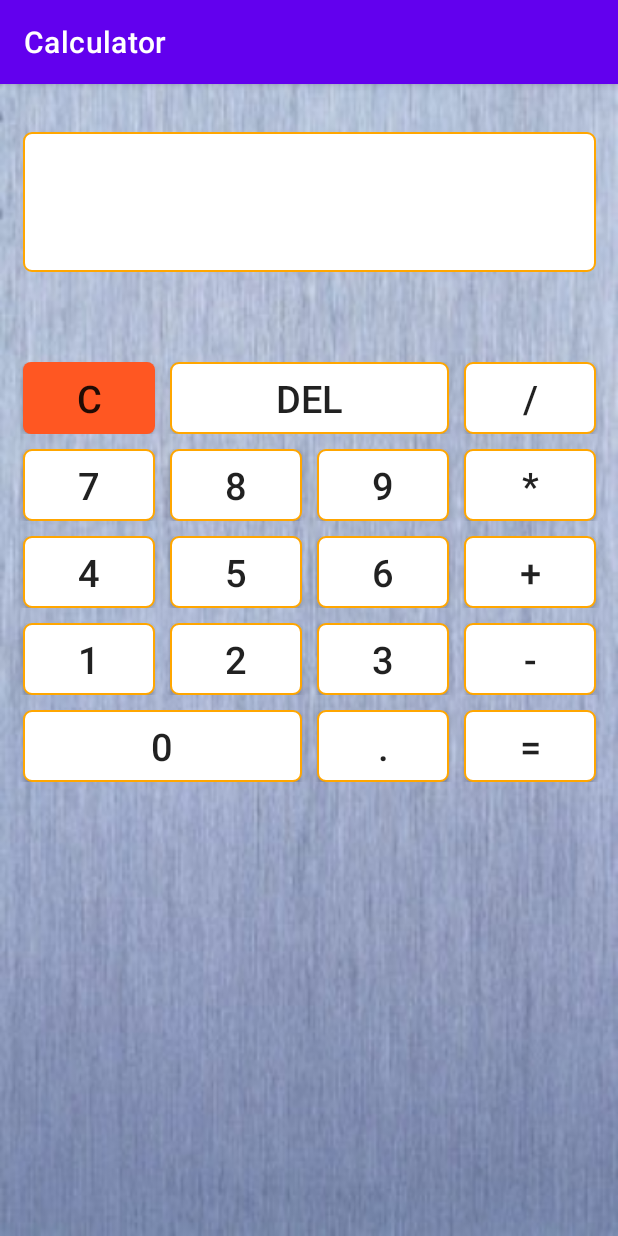
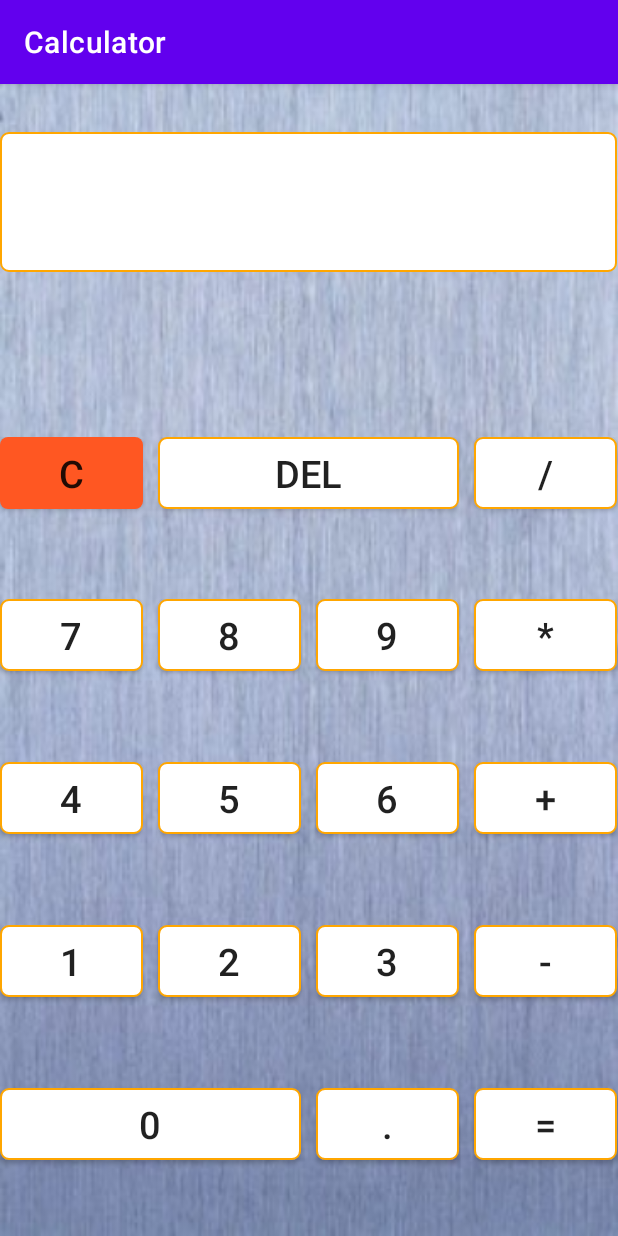
Before and after one commit to larinss/Calculator, an Android app: the screen it shows after launch (MainActivity), on a phone screen of 412 x 824 dp. Run offline under Robolectric (Android 15) with nearby library versions, the phone set to English and light mode, and no system bars.

Commit message:
fix margins

```diff
--- a/app/src/main/res/layout-land/activity_main.xml
+++ b/app/src/main/res/layout-land/activity_main.xml
@@ -16,7 +16,7 @@
             android:background="@drawable/white"
             android:gravity="bottom|end"
             android:singleLine="true"
-            android:textSize="50dp" />
+            android:textSize="50sp" />
     </TableRow>
 
 
--- a/app/src/main/res/layout/activity_main.xml
+++ b/app/src/main/res/layout/activity_main.xml
@@ -4,31 +4,29 @@
     android:layout_width="match_parent"
     android:layout_height="match_parent"
     android:background="@drawable/metal_texture"
+    android:stretchColumns="0,1,2,3"
     tools:context=".MainActivity">
 
     <TableRow
-        android:layout_marginStart="10dp"
         android:layout_marginTop="32dp"
-        android:layout_marginEnd="10dp">
+        android:layout_weight="1">
 
         <TextView
             android:id="@+id/calculator_screen_text_view"
-            android:layout_marginStart="5dp"
             android:layout_span="4"
             android:background="@drawable/white"
             android:gravity="bottom|end"
             android:singleLine="true"
             android:textSize="70sp" />
+
     </TableRow>
 
     <TableRow
-        android:layout_marginStart="10dp"
         android:layout_marginTop="60dp"
-        android:layout_marginEnd="10dp">
+        android:layout_weight="1">
 
         <androidx.appcompat.widget.AppCompatButton
             android:id="@+id/clean_button"
-            android:layout_marginStart="5dp"
             android:background="@drawable/orange"
             android:gravity="center"
             android:text="@string/c_button_title"
@@ -54,13 +52,11 @@
     </TableRow>
 
     <TableRow
-        android:layout_marginStart="10dp"
         android:layout_marginTop="10dp"
-        android:layout_marginEnd="10dp">
+        android:layout_weight="1">
 
         <androidx.appcompat.widget.AppCompatButton
             android:id="@+id/digit_seven_button"
-            android:layout_marginStart="5dp"
             android:background="@drawable/white"
             android:gravity="center"
             android:text="@string/digit_seven_button_title"
@@ -89,16 +85,15 @@
             android:gravity="center"
             android:text="@string/multiply_button_title"
             android:textSize="25sp" />
+
     </TableRow>
 
     <TableRow
-        android:layout_marginStart="10dp"
         android:layout_marginTop="10dp"
-        android:layout_marginEnd="10dp">
+        android:layout_weight="1">
 
         <androidx.appcompat.widget.AppCompatButton
             android:id="@+id/digit_four_button"
-            android:layout_marginStart="5dp"
             android:background="@drawable/white"
             android:gravity="center"
             android:text="@string/digit_four_button_title"
@@ -127,16 +122,15 @@
             android:gravity="center"
             android:text="@string/add_button_title"
             android:textSize="25sp" />
+
     </TableRow>
 
     <TableRow
-        android:layout_marginStart="10dp"
         android:layout_marginTop="10dp"
-        android:layout_marginEnd="10dp">
+        android:layout_weight="1">
 
         <androidx.appcompat.widget.AppCompatButton
             android:id="@+id/digit_one_button"
-            android:layout_marginStart="5dp"
             android:background="@drawable/white"
             android:gravity="center"
             android:text="@string/digit_one_button_title"
@@ -170,13 +164,11 @@
 
 
     <TableRow
-        android:layout_marginStart="10dp"
         android:layout_marginTop="10dp"
-        android:layout_marginEnd="10dp">
+        android:layout_weight="1">
 
         <androidx.appcompat.widget.AppCompatButton
             android:id="@+id/digit_zero_button"
-            android:layout_marginStart="5dp"
             android:layout_span="2"
             android:background="@drawable/white"
             android:gravity="center"
@@ -199,7 +191,6 @@
             android:text="@string/equal_button_title"
             android:textSize="25sp" />
 
-
     </TableRow>
 
 </TableLayout>
```
